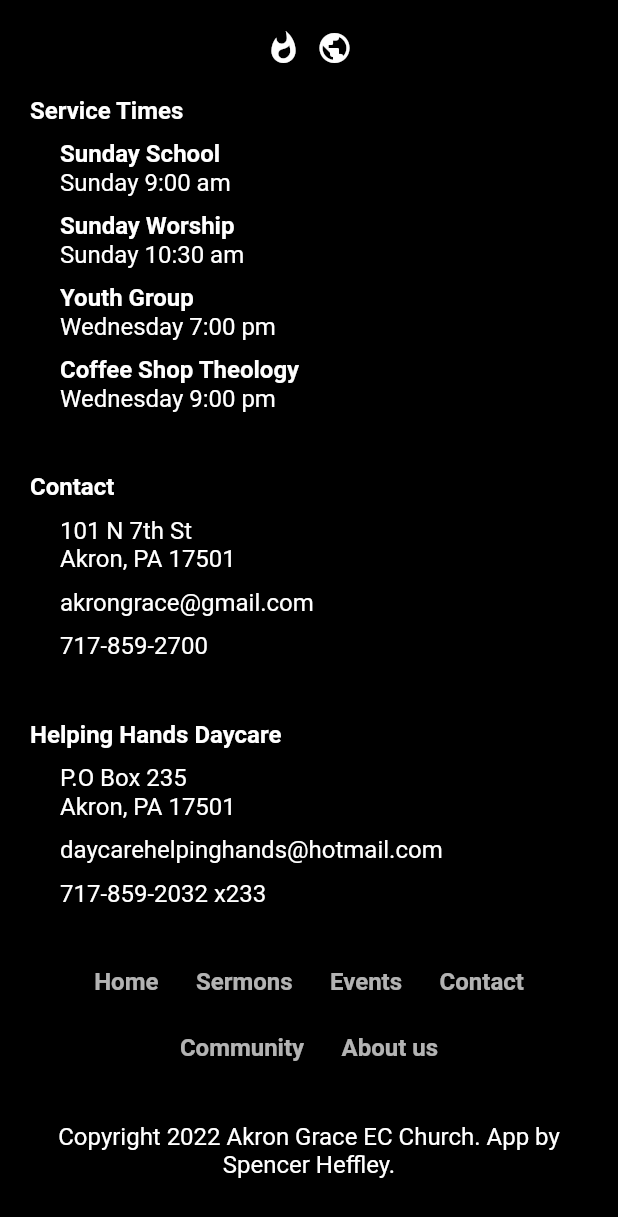
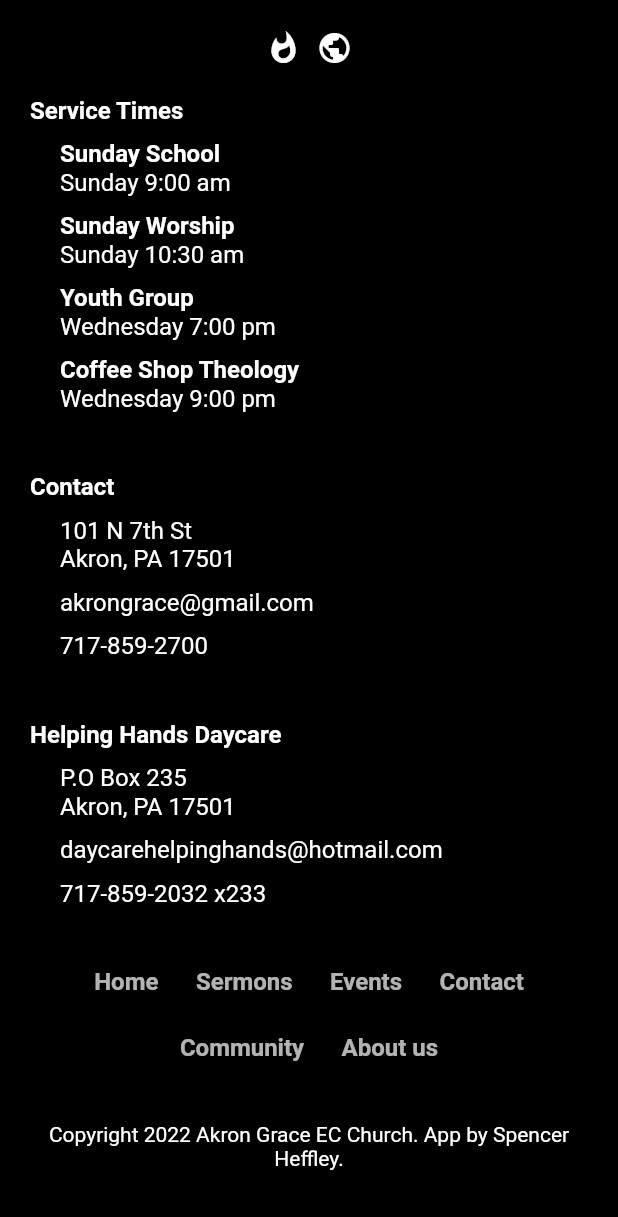
Before and after one commit to sheffley201/akron-grace-app, a Flutter app: the Footer widget shown alone on an empty page, opened directly, on a phone screen of 412 x 824 dp. Shown: the top 1217 px of the screen. Run offline on Flutter 3.47's test engine with Material 2 defaults, Android fonts, the light colour scheme and no system bars; missing offline and left inert: flutter_launcher_icons.

Commit message:
Made copyright text smaller

```diff
--- a/lib/widgets.dart
+++ b/lib/widgets.dart
@@ -1143,7 +1143,7 @@ class Footer extends StatelessWidget {
             child: Text(
               'Copyright 2022 Akron Grace EC Church. App by Spencer Heffley.',
               style: TextStyle(
-                fontSize: 16,
+                fontSize: 14,
                 color: Colors.white,
               ),
               textAlign: TextAlign.center,
```
